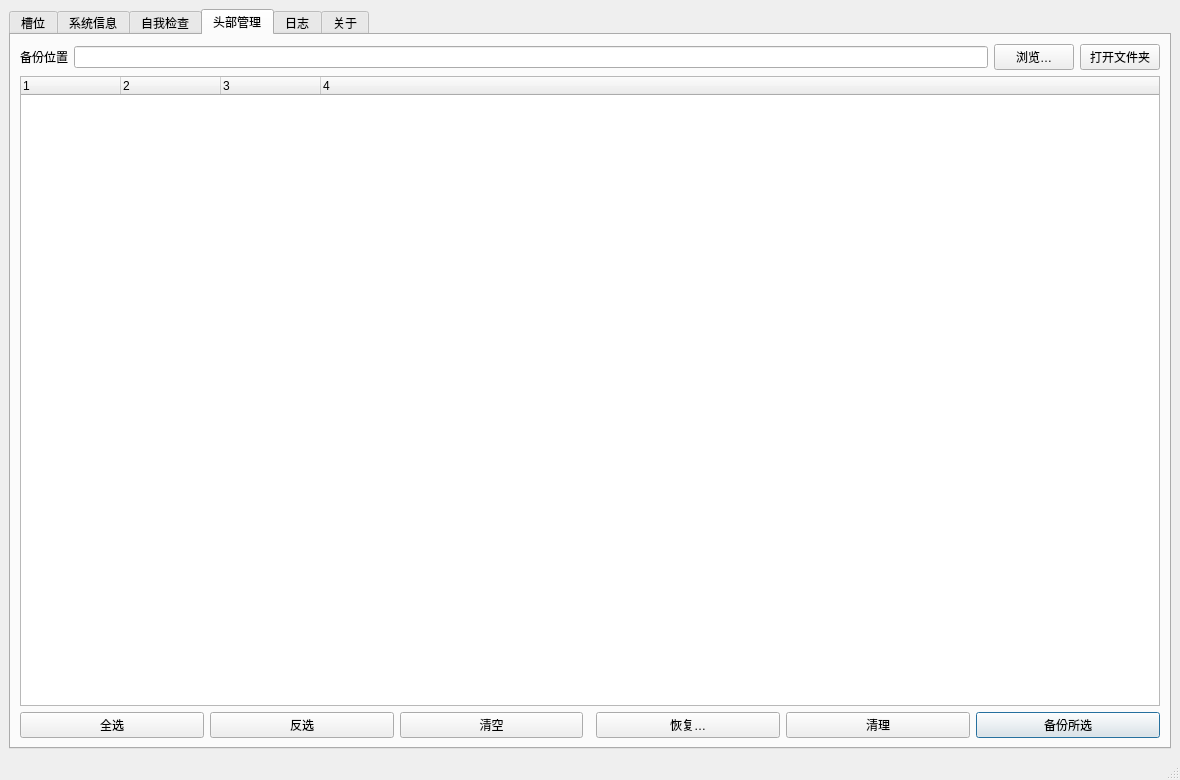
Above: gui/src/mainwindow.ui from Fosvcat/Luks-Assistant before the change. Below: the same form after it.
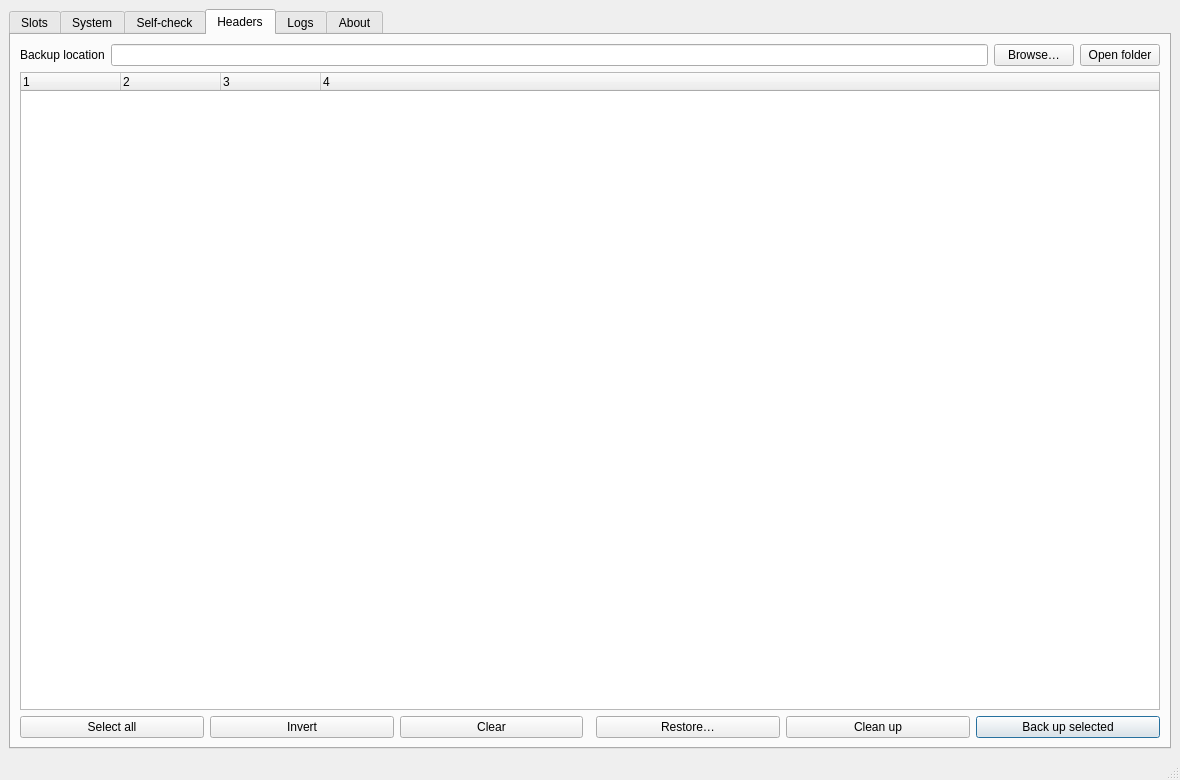
That is the form after the change. The open tabs and pages were chosen to show the change.

Diff of the .ui file:
```diff
--- a/gui/src/mainwindow.ui
+++ b/gui/src/mainwindow.ui
@@ -15,7 +15,7 @@
       <property name="currentIndex"><number>0</number></property>
 
       <widget class="QWidget" name="slotsTab">
-       <attribute name="title"><string comment="tab">槽位</string></attribute>
+       <attribute name="title"><string comment="tab">Slots</string></attribute>
        <layout class="QVBoxLayout" name="slotsLayout">
         <item>
          <layout class="QHBoxLayout" name="deviceBar">
@@ -86,7 +86,7 @@
       </widget>
 
       <widget class="QWidget" name="systemTab">
-       <attribute name="title"><string>系统信息</string></attribute>
+       <attribute name="title"><string comment="tab">System</string></attribute>
        <layout class="QHBoxLayout" name="systemLayout" stretch="1,1,1">
         <item>
          <widget class="QGroupBox" name="systemGroup">
@@ -117,7 +117,7 @@
       </widget>
 
       <widget class="QWidget" name="checkTab">
-       <attribute name="title"><string>自我检查</string></attribute>
+       <attribute name="title"><string>Self-check</string></attribute>
        <layout class="QHBoxLayout" name="checkLayout" stretch="1,1">
         <item>
          <widget class="QGroupBox" name="issueGroup">
@@ -139,33 +139,33 @@
       </widget>
 
       <widget class="QWidget" name="backupTab">
-       <attribute name="title"><string>头部管理</string></attribute>
+       <attribute name="title"><string>Headers</string></attribute>
        <layout class="QVBoxLayout" name="backupLayout">
         <item>
          <layout class="QHBoxLayout" name="backupDirLayout">
-          <item><widget class="QLabel" name="backupDirLabel"><property name="text"><string>备份位置</string></property></widget></item>
+          <item><widget class="QLabel" name="backupDirLabel"><property name="text"><string>Backup location</string></property></widget></item>
           <item><widget class="QLineEdit" name="backupDirEdit"/></item>
-          <item><widget class="QPushButton" name="browseButton"><property name="text"><string>浏览…</string></property></widget></item>
-          <item><widget class="QPushButton" name="openDirButton"><property name="text"><string>打开文件夹</string></property></widget></item>
+          <item><widget class="QPushButton" name="browseButton"><property name="text"><string>Browse…</string></property></widget></item>
+          <item><widget class="QPushButton" name="openDirButton"><property name="text"><string>Open folder</string></property></widget></item>
          </layout>
         </item>
         <item><widget class="QTreeWidget" name="backupTree"><property name="columnCount"><number>4</number></property></widget></item>
         <item>
          <layout class="QHBoxLayout" name="backupButtons">
-          <item><widget class="QPushButton" name="selectAllButton"><property name="text"><string>全选</string></property></widget></item>
-          <item><widget class="QPushButton" name="invertButton"><property name="text"><string>反选</string></property></widget></item>
-          <item><widget class="QPushButton" name="clearButton"><property name="text"><string>清空</string></property></widget></item>
+          <item><widget class="QPushButton" name="selectAllButton"><property name="text"><string>Select all</string></property></widget></item>
+          <item><widget class="QPushButton" name="invertButton"><property name="text"><string>Invert</string></property></widget></item>
+          <item><widget class="QPushButton" name="clearButton"><property name="text"><string>Clear</string></property></widget></item>
           <item><spacer name="backupSpacer"><property name="orientation"><enum>Qt::Horizontal</enum></property></spacer></item>
-          <item><widget class="QPushButton" name="restoreButton"><property name="text"><string>恢复…</string></property></widget></item>
-          <item><widget class="QPushButton" name="pruneButton"><property name="text"><string>清理</string></property><property name="toolTip"><string>每个所选卷只保留最新的头部备份，删除其余旧备份</string></property></widget></item>
-          <item><widget class="QPushButton" name="backupButton"><property name="text"><string>备份所选</string></property><property name="default"><bool>true</bool></property></widget></item>
+          <item><widget class="QPushButton" name="restoreButton"><property name="text"><string>Restore…</string></property></widget></item>
+          <item><widget class="QPushButton" name="pruneButton"><property name="text"><string>Clean up</string></property><property name="toolTip"><string>Keep only the newest header backup of each selected volume and delete the older ones</string></property></widget></item>
+          <item><widget class="QPushButton" name="backupButton"><property name="text"><string>Back up selected</string></property><property name="default"><bool>true</bool></property></widget></item>
          </layout>
         </item>
        </layout>
       </widget>
 
       <widget class="QWidget" name="logTab">
-       <attribute name="title"><string>日志</string></attribute>
+       <attribute name="title"><string>Logs</string></attribute>
        <layout class="QVBoxLayout" name="logLayout">
         <item><widget class="QPlainTextEdit" name="logView"><property name="readOnly"><bool>true</bool></property></widget></item>
         <item>
@@ -178,7 +178,7 @@
       </widget>
 
       <widget class="QWidget" name="aboutTab">
-       <attribute name="title"><string>关于</string></attribute>
+       <attribute name="title"><string>About</string></attribute>
        <layout class="QVBoxLayout" name="aboutLayout">
         <item><spacer name="aboutTop"><property name="orientation"><enum>Qt::Vertical</enum></property></spacer></item>
         <item><widget class="QLabel" name="appIcon"><property name="alignment"><set>Qt::AlignCenter</set></property></widget></item>
```
Left out of the diff: 36 changed lines with no effect on the pictures.
